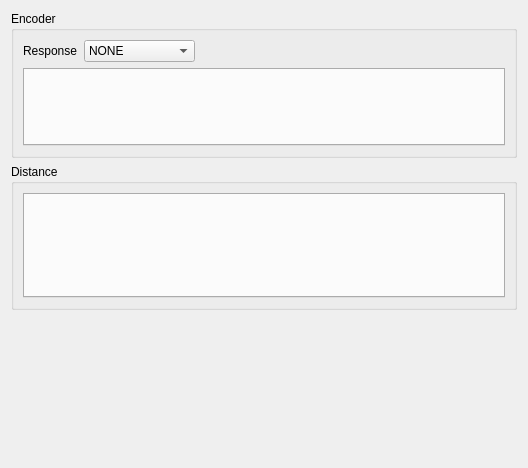
This is source/wnd/ui/mrqalarm.ui in ww4u/megarobostudio as Qt 5 draws it before an edit. The edited form follows.
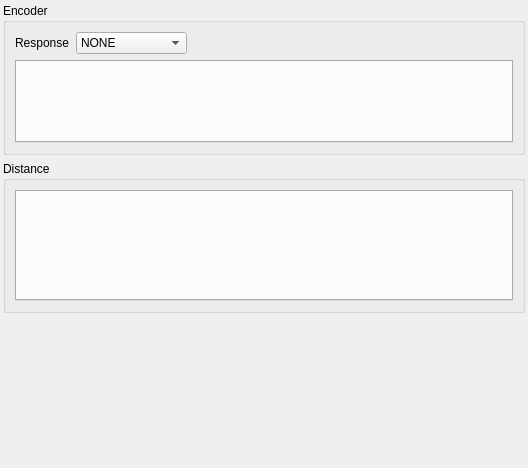
This is the edited form.

Patch:
```diff
--- a/source/wnd/ui/mrqalarm.ui
+++ b/source/wnd/ui/mrqalarm.ui
@@ -14,6 +14,18 @@
    <string>Form</string>
   </property>
   <layout class="QVBoxLayout" name="verticalLayout">
+   <property name="leftMargin">
+    <number>3</number>
+   </property>
+   <property name="topMargin">
+    <number>3</number>
+   </property>
+   <property name="rightMargin">
+    <number>3</number>
+   </property>
+   <property name="bottomMargin">
+    <number>3</number>
+   </property>
    <item>
     <widget class="QGroupBox" name="groupBox">
      <property name="title">
```
